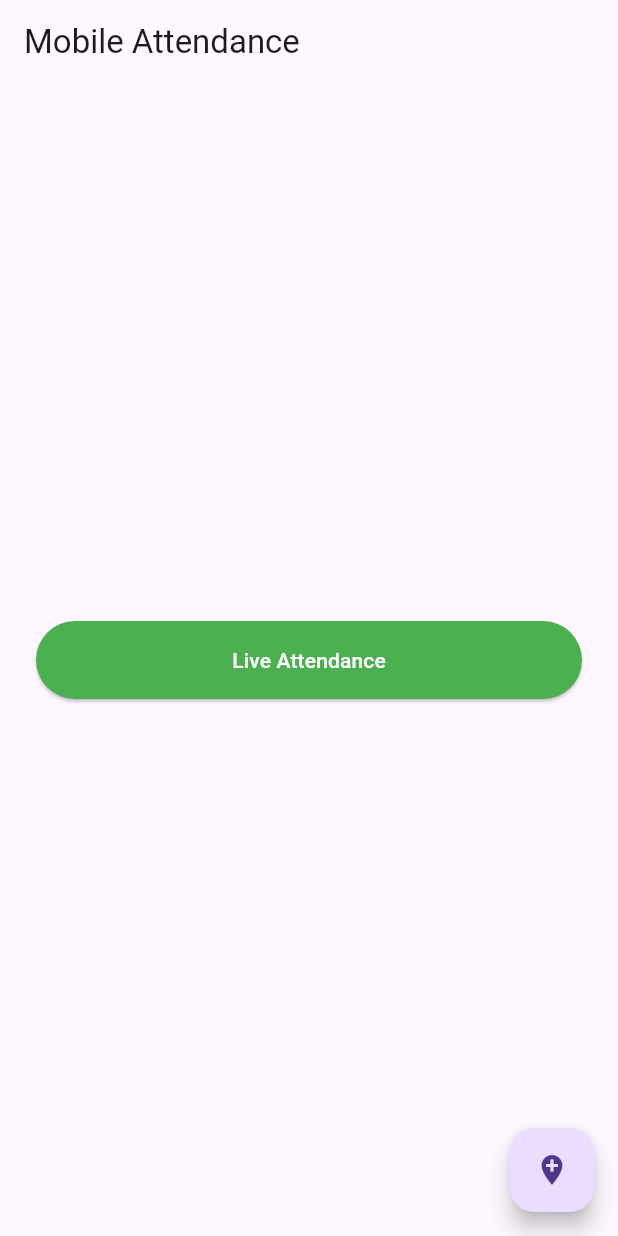
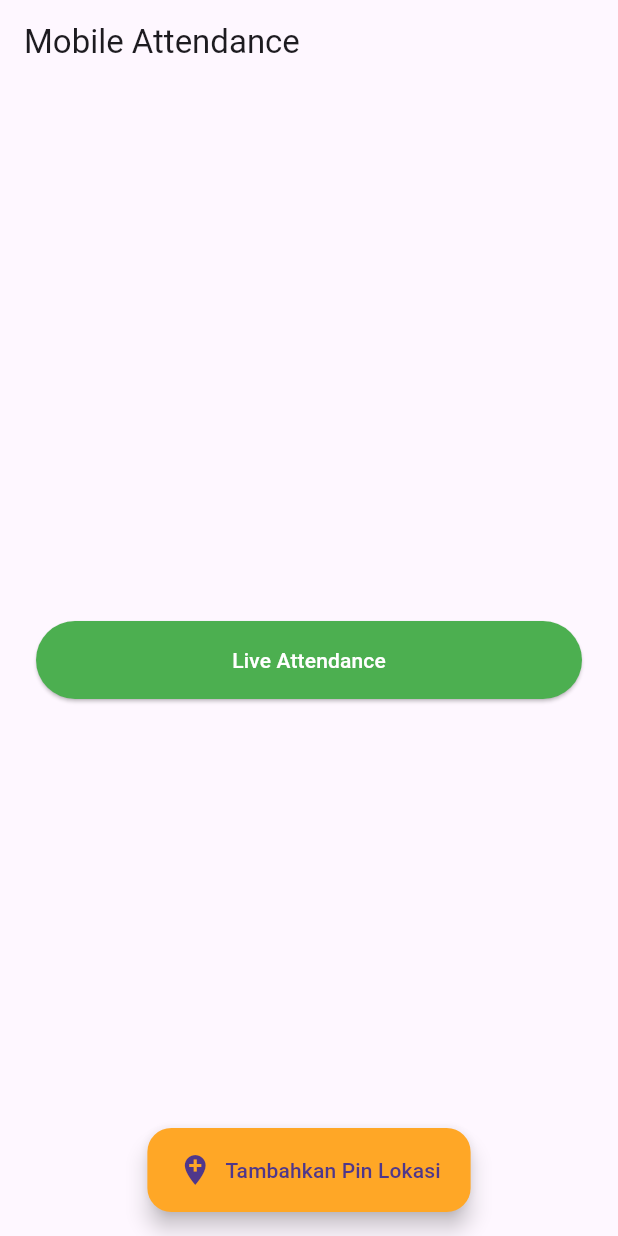
Before and after one commit to ravihabibillah/mobile_attendance, a Flutter app: the screen it shows after launch, on a phone screen of 412 x 824 dp. Run offline on Flutter 3.47's test engine with Material 3 defaults, Android fonts, the phone set to English and light mode, and no system bars; our stand-ins replace cloud_firestore, firebase_core, geolocator, get; missing offline and left inert: syncfusion_flutter_maps; accounts and stored records are empty.

Commit message:
fix(home): change floating button text

```diff
--- a/lib/features/home/home_screen.dart
+++ b/lib/features/home/home_screen.dart
@@ -26,12 +26,20 @@ class _HomeScreenState extends State<HomeScreen> {
           title: const Text('Mobile Attendance'),
         ),
         // Tombol Untuk Menambahkan Lokasi Baru
-        floatingActionButton: FloatingActionButton(
-          child: const Icon(Icons.add_location),
+        floatingActionButton: FloatingActionButton.extended(
+          label: const Row(
+            children: [
+              Icon(Icons.add_location),
+              SizedBox(width: 8),
+              Text('Tambahkan Pin Lokasi')
+            ],
+          ),
+          backgroundColor: Colors.orange.shade400,
           onPressed: () {
             Get.toNamed(Routes.addPinnedLocation);
           },
         ),
+        floatingActionButtonLocation: FloatingActionButtonLocation.centerFloat,
         body: Padding(
           padding: const EdgeInsets.all(24.0),
           child: Center(
```
